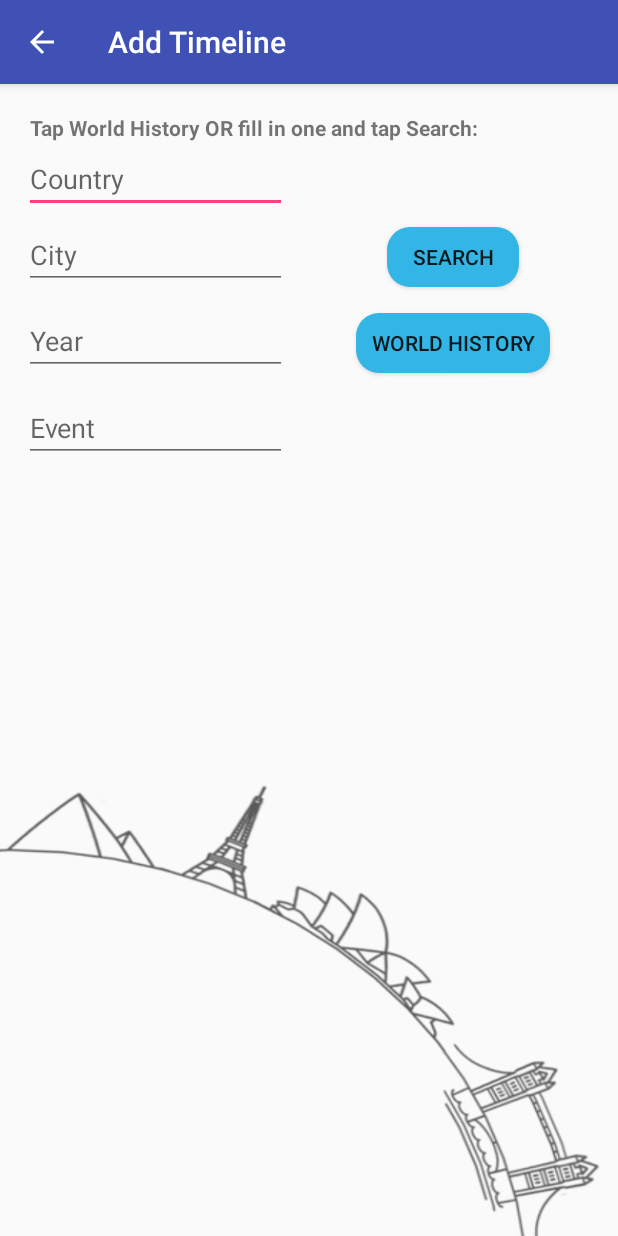
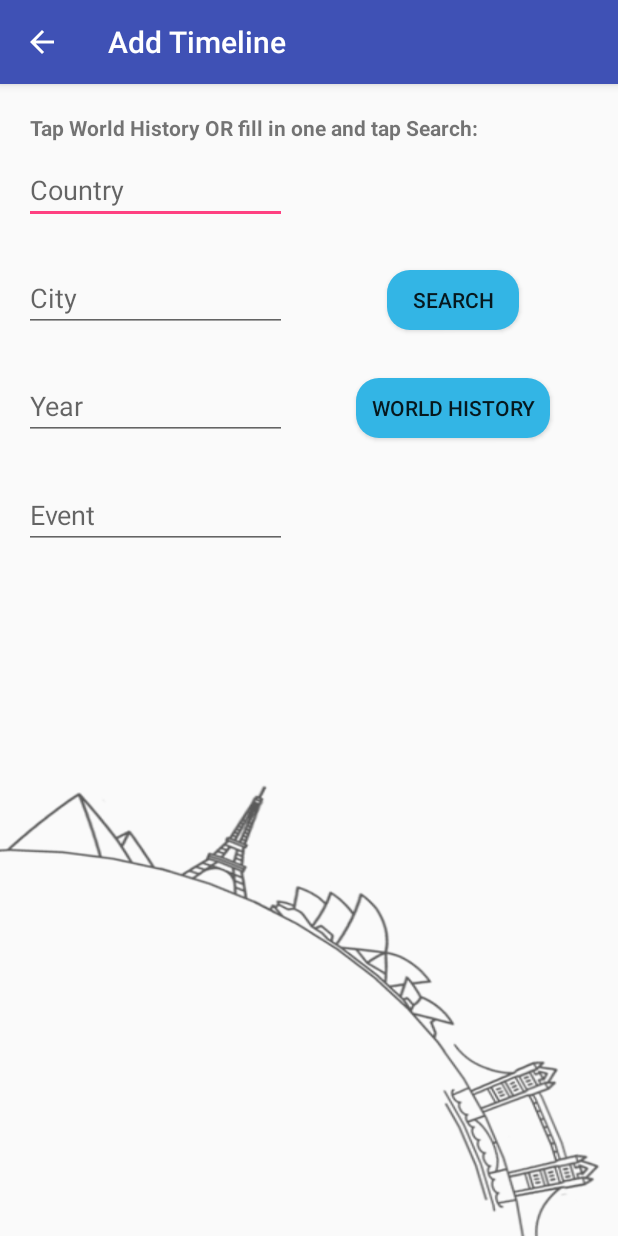
Before and after one commit to liquiddrop/Context, an Android app: the AdditionActivity screen opened directly, with no data from a screen before it, on a phone screen of 412 x 824 dp. Run offline under Robolectric (Android 15) with nearby library versions, the phone set to English and light mode, and no system bars; our stand-ins replace Room's generated code; libraries missing offline, so code that uses them is left out: com.fstyle.library; 7 statements that could not run were skipped.

Commit message:
Update spacing so that it looks better on all screen sizes tested
Signed-off-by: Curtis Porter <zeroliquiddrop@gmail.com>

```diff
--- a/app/src/main/res/layout/activity_main_tile.xml
+++ b/app/src/main/res/layout/activity_main_tile.xml
@@ -25,8 +25,6 @@
         android:layout_height="45dp"
         android:layout_marginStart="16dp"
         android:layout_marginLeft="16dp"
-        android:layout_marginTop="8dp"
-        android:layout_marginBottom="8dp"
         android:ems="10"
         android:hint="Country"
         android:inputType="textPersonName"
@@ -35,7 +33,7 @@
         app:layout_constraintBottom_toBottomOf="parent"
         app:layout_constraintStart_toStartOf="parent"
         app:layout_constraintTop_toTopOf="parent"
-        app:layout_constraintVertical_bias="0.046" />
+        app:layout_constraintVertical_bias="0.066" />
 
     <AutoCompleteTextView
         android:id="@+id/cityEditText"
@@ -51,7 +49,7 @@
         app:layout_constraintBottom_toBottomOf="parent"
         app:layout_constraintStart_toStartOf="parent"
         app:layout_constraintTop_toTopOf="parent"
-        app:layout_constraintVertical_bias="0.126" />
+        app:layout_constraintVertical_bias="0.166" />
 
     <AutoCompleteTextView
         android:id="@+id/yearEditText"
@@ -67,7 +65,7 @@
         app:layout_constraintBottom_toBottomOf="parent"
         app:layout_constraintStart_toStartOf="parent"
         app:layout_constraintTop_toTopOf="parent"
-        app:layout_constraintVertical_bias="0.206" />
+        app:layout_constraintVertical_bias="0.266" />
 
     <AutoCompleteTextView
         android:id="@+id/eventEditText"
@@ -83,7 +81,7 @@
         app:layout_constraintBottom_toBottomOf="parent"
         app:layout_constraintStart_toStartOf="parent"
         app:layout_constraintTop_toTopOf="parent"
-        app:layout_constraintVertical_bias="0.286" />
+        app:layout_constraintVertical_bias="0.366" />
 
     <Button
         android:id="@+id/searchButton"
```
